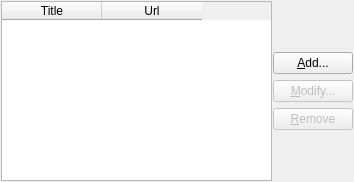
The window that bilbo/blogsettingsbase.ui (mtux/bilbo) describes before a commit, drawn with Qt 5.
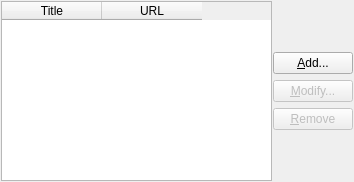
The same window after the commit. Custom widgets are drawn as their Qt base class.

Patch:
```diff
--- a/bilbo/blogsettingsbase.ui
+++ b/bilbo/blogsettingsbase.ui
@@ -46,7 +46,7 @@
      </column>
      <column>
       <property name="text" >
-       <string>Url</string>
+       <string>URL</string>
       </property>
      </column>
     </widget>
```
